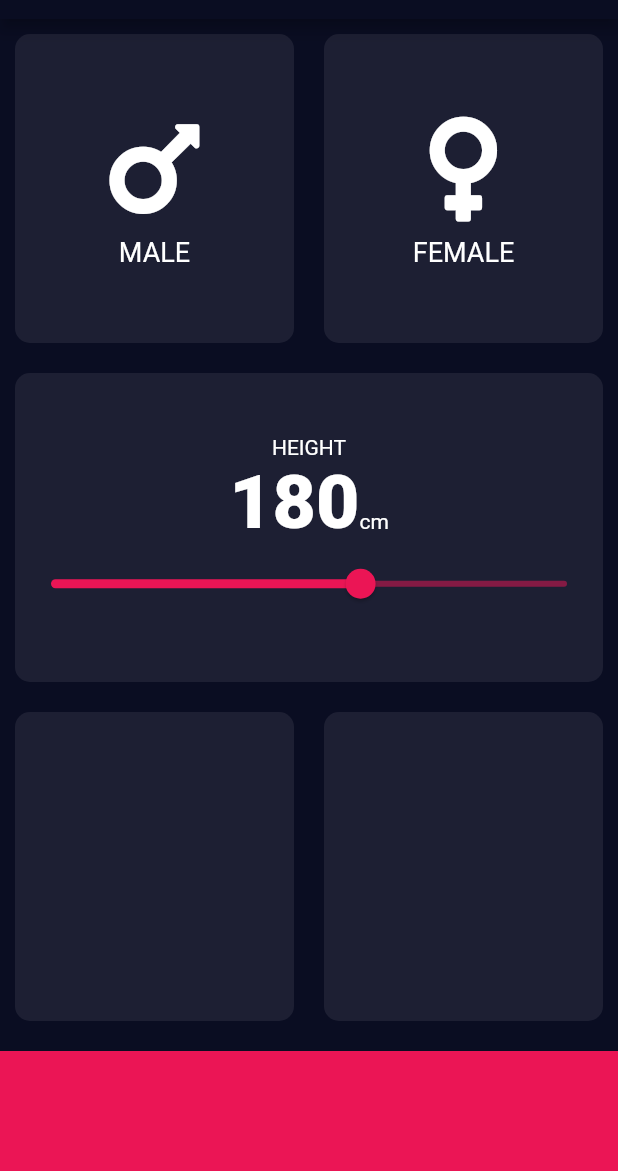
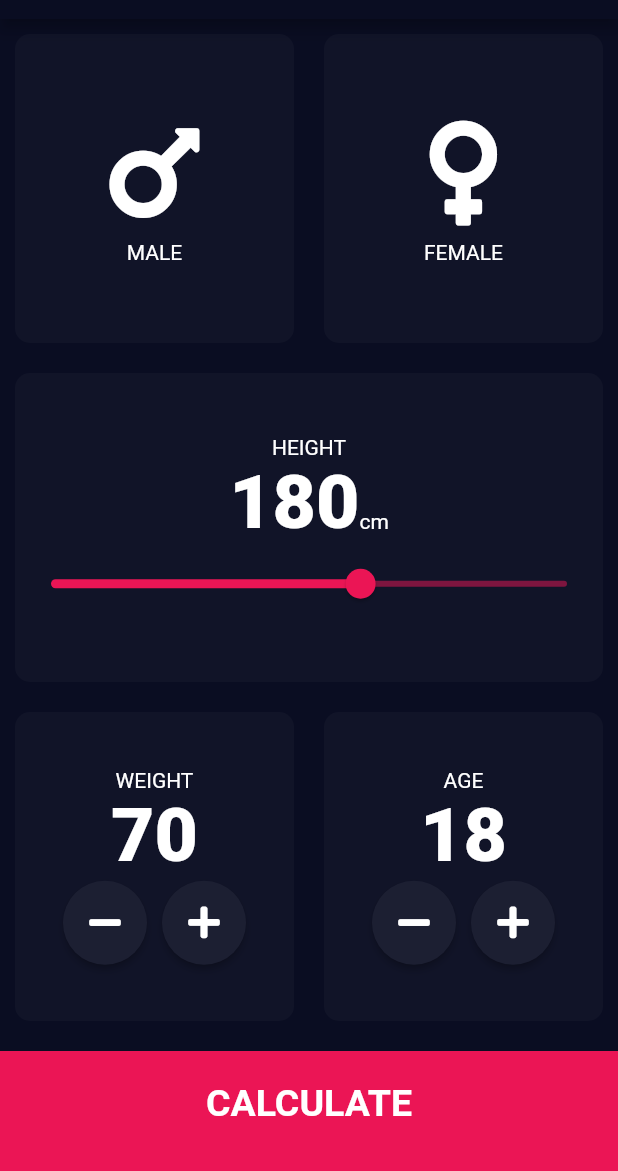
Before and after one commit to fadihere/BMI-Calculator, a Flutter app: the screen it shows after launch, on a phone screen of 412 x 824 dp, the part 65-1236 px from its top. Run offline on Flutter 3.47's test engine with Material 2 defaults, Android fonts, the phone set to English and light mode, and no system bars; our stand-ins replace font_awesome_flutter.

Commit message:
result screen added and Home screen is completed

```diff
--- a/lib/constants.dart
+++ b/lib/constants.dart
@@ -3,9 +3,20 @@ import 'package:flutter/material.dart';
 const kBottomButtonHeight = 80.0;
 const kBottomContainerColor = Color(0xFFEB1555);
 const kActiveCardColor = Color(0xFFEB1555);
-const inActiveCardColor = Color(0xFF1D1F33);
+const inActiveCardColor = Color(0xFF111428);
+
+const kLabelTextStyle = TextStyle(
+  color: Colors.white,
+  fontSize: 14.0,
+);
 
 const kNumberTextStyle =
     TextStyle(color: Colors.white, fontSize: 50.0, fontWeight: FontWeight.w900);
 
+const kLargeButtonText =
+    TextStyle(color: Colors.white, fontSize: 25.0, fontWeight: FontWeight.bold);
+//CALCULATE button text style
+const kResultTitle =
+    TextStyle(color: Colors.white, fontSize: 50.0, fontWeight: FontWeight.w900);
+
 const iconColor = Color(0xFFFFFFFF);
--- a/lib/icon_content.dart
+++ b/lib/icon_content.dart
@@ -24,7 +24,9 @@ class IconContent extends StatelessWidget {
         ),
         Text(
           label,
-          style: TextStyle(color: Color(0xFFFFFFFF), fontSize: 18.0),
+          style: TextStyle(
+            color: Color(0xFFFFFFFF),
+          ),
         ),
       ],
     );
--- a/lib/input_page.dart
+++ b/lib/input_page.dart
@@ -1,8 +1,10 @@
+import 'package:bmi_calculator/results.dart';
 import 'package:flutter/material.dart';
 import 'package:font_awesome_flutter/font_awesome_flutter.dart';
 import 'reuseable_card.dart';
 import 'icon_content.dart';
 import 'constants.dart';
+import 'results.dart';
 
 enum Gender {
   male,
@@ -18,6 +20,8 @@ Gender selectedGender;
 
 class _InputPageState extends State<InputPage> {
   int height = 180;
+  int weight = 70;
+  int age = 18;
 
   @override
   Widget build(BuildContext context) {
@@ -116,23 +120,131 @@ class _InputPageState extends State<InputPage> {
             child: Row(
               children: <Widget>[
                 Expanded(
-                  child: ReuseableCard(colour: inActiveCardColor),
+                  child: ReuseableCard(
+                    colour: inActiveCardColor,
+                    cardChild: Column(
+                        mainAxisAlignment: MainAxisAlignment.center,
+                        children: [
+                          Text(
+                            'WEIGHT',
+                            style: kLabelTextStyle,
+                          ),
+                          Text(
+                            weight.toString(),
+                            style: kNumberTextStyle,
+                          ),
+                          Row(
+                            mainAxisAlignment: MainAxisAlignment.center,
+                            children: [
+                              RoundIconButton(
+                                onPressed: () {
+                                  setState(() {
+                                    weight--;
+                                  });
+                                },
+                                icon: FontAwesomeIcons.minus,
+                              ),
+                              SizedBox(
+                                width: 10.0,
+                              ),
+                              RoundIconButton(
+                                onPressed: () {
+                                  setState(() {
+                                    weight++;
+                                  });
+                                },
+                                icon: FontAwesomeIcons.plus,
+                              ),
+                            ],
+                          )
+                        ]),
+                  ),
                 ),
                 Expanded(
-                  child: ReuseableCard(colour: inActiveCardColor),
+                  child: ReuseableCard(
+                    colour: inActiveCardColor,
+                    cardChild: Column(
+                        mainAxisAlignment: MainAxisAlignment.center,
+                        children: [
+                          Text(
+                            'AGE',
+                            style: kLabelTextStyle,
+                          ),
+                          Text(
+                            age.toString(),
+                            style: kNumberTextStyle,
+                          ),
+                          Row(
+                            mainAxisAlignment: MainAxisAlignment.center,
+                            children: [
+                              RoundIconButton(
+                                onPressed: () {
+                                  setState(() {
+                                    age--;
+                                  });
+                                },
+                                icon: FontAwesomeIcons.minus,
+                              ),
+                              SizedBox(
+                                width: 10.0,
+                              ),
+                              RoundIconButton(
+                                onPressed: () {
+                                  setState(() {
+                                    age++;
+                                  });
+                                },
+                                icon: FontAwesomeIcons.plus,
+                              ),
+                            ],
+                          )
+                        ]),
+                  ),
                 ),
               ],
             ),
           ),
-          Container(
-            child: Column(children: <Widget>[]),
-            margin: EdgeInsets.only(top: 10),
-            color: kBottomContainerColor,
-            height: kBottomButtonHeight,
-            width: double.infinity,
+          GestureDetector(
+            onTap: () {
+              Navigator.push(context,
+                  MaterialPageRoute(builder: (context) => ResultPage()));
+            },
+            child: Container(
+              child: Center(
+                child: Text(
+                  'CALCULATE',
+                  style: kLargeButtonText,
+                ),
+              ),
+              margin: EdgeInsets.only(top: 10.0),
+              color: kBottomContainerColor,
+              height: kBottomButtonHeight,
+              width: double.infinity,
+              padding: EdgeInsets.only(bottom: 10.0),
+            ),
           ),
         ],
       ),
     );
   }
 }
+
+class RoundIconButton extends StatelessWidget {
+  RoundIconButton({@required this.icon, @required this.onPressed});
+  final IconData icon;
+  final Function onPressed;
+
+  @override
+  Widget build(BuildContext context) {
+    return RawMaterialButton(
+      child: Icon(
+        icon,
+        color: Colors.white,
+      ),
+      onPressed: onPressed,
+      constraints: BoxConstraints.tightFor(height: 56, width: 56),
+      shape: CircleBorder(),
+      fillColor: Color(0xFF1C1F32),
+    );
+  }
+}
--- /dev/null
+++ b/lib/results.dart
@@ -0,0 +1,8 @@
+import 'package:flutter/material.dart';
+
+class ResultPage extends StatelessWidget {
+  @override
+  Widget build(BuildContext context) {
+    return Scaffold();
+  }
+}
```
